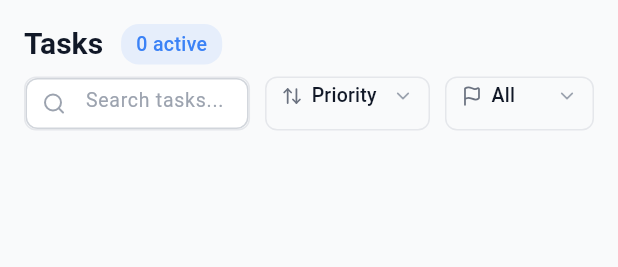
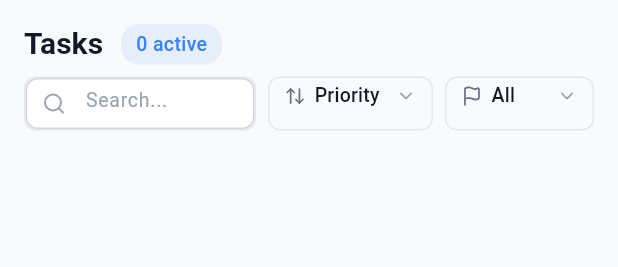
Before and after one commit to openza/tasks, a Flutter app: the TasksWithTabs widget shown alone on an empty page, opened directly with empty values, on a phone screen of 412 x 824 dp. Shown: the top 267 px of the screen. Run offline on Flutter 3.47's test engine with Material 3 defaults, Android fonts, the phone set to English and light mode, and no system bars; drawn by our look-alikes of toastification; our stand-ins replace dio, drift, file_picker, flutter_riverpod, flutter_secure_storage, flutter_svg and 5 more; missing offline and left inert: dart:ffi, window_manager; accounts and stored records are empty; generated files the repository leaves out were written again.

Commit message:
fix: filter row layout and hide redundant project filter
- Search box now has max width of 280px to prevent excessive expansion
- Project filter dropdown is hidden when viewing a specific project
  (redundant since tasks are already filtered by the selected project)
- Reduced spacing between filter elements for better fit

```diff
--- a/lib/presentation/widgets/tasks/tasks_with_tabs.dart
+++ b/lib/presentation/widgets/tasks/tasks_with_tabs.dart
@@ -256,19 +256,23 @@ class _TasksWithTabsState extends State<TasksWithTabs> {
   }
 
   Widget _buildFilters(BuildContext context) {
+    // Only count local filters as active (not the project from nav)
     final hasActiveFilters = _searchQuery.isNotEmpty ||
         _selectedProjectId != null ||
         _selectedPriority != null;
+
+    // Hide project filter when already viewing a specific project
+    final showProjectFilter = widget.selectedProjectId == null && widget.projects.isNotEmpty;
 
     return Padding(
       padding: const EdgeInsets.fromLTRB(16, 8, 16, 12),
       child: Row(
         children: [
-          // Search
-          Expanded(
-            flex: 2,
+          // Search - flexible with max width
+          Flexible(
             child: Container(
               height: 36,
+              constraints: const BoxConstraints(maxWidth: 280),
               decoration: BoxDecoration(
                 color: AppTheme.gray50,
                 borderRadius: BorderRadius.circular(8),
@@ -278,7 +282,7 @@ class _TasksWithTabsState extends State<TasksWithTabs> {
                 onChanged: (value) => setState(() => _searchQuery = value),
                 style: const TextStyle(fontSize: 13),
                 decoration: InputDecoration(
-                  hintText: 'Search tasks...',
+                  hintText: 'Search...',
                   hintStyle: TextStyle(fontSize: 13, color: AppTheme.gray400),
                   prefixIcon: Padding(
                     padding: const EdgeInsets.only(left: 10, right: 8),
@@ -292,16 +296,16 @@ class _TasksWithTabsState extends State<TasksWithTabs> {
               ),
             ),
           ),
-          const SizedBox(width: 10),
+          const SizedBox(width: 8),
 
           // Sort dropdown
           _buildSortDropdown(),
-          const SizedBox(width: 10),
+          const SizedBox(width: 8),
 
-          // Project filter
-          if (widget.projects.isNotEmpty) ...[
+          // Project filter - only show when viewing all tasks
+          if (showProjectFilter) ...[
             _buildProjectFilter(),
-            const SizedBox(width: 10),
+            const SizedBox(width: 8),
           ],
 
           // Priority filter
@@ -309,7 +313,7 @@ class _TasksWithTabsState extends State<TasksWithTabs> {
 
           // Clear filters
           if (hasActiveFilters) ...[
-            const SizedBox(width: 8),
+            const SizedBox(width: 6),
             _buildClearFiltersButton(),
           ],
         ],
```
